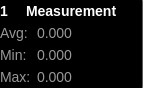
Qt form ui/statistic.ui (analogdevicesinc/scopy) before a commit.
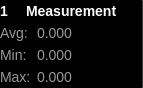
The same form after that commit.

Commit message: Osc panels: Adjust the color of some lines that separate widgets.

The edit to the form file:
```diff
--- a/ui/statistic.ui
+++ b/ui/statistic.ui
@@ -146,7 +146,7 @@
       </size>
      </property>
      <property name="styleSheet">
-      <string notr="true">border: 1px solid rgba(255, 255, 255, 51);</string>
+      <string notr="true">border: 1px solid rgba(255, 255, 255, 33);</string>
      </property>
      <property name="orientation">
       <enum>Qt::Vertical</enum>
```
The commit also changes 2 other files.
